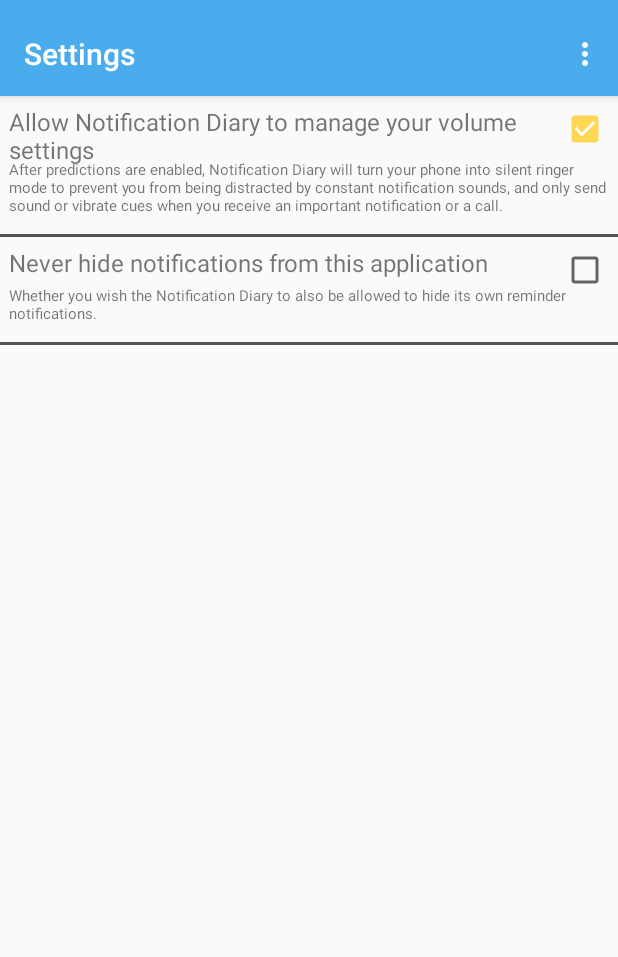
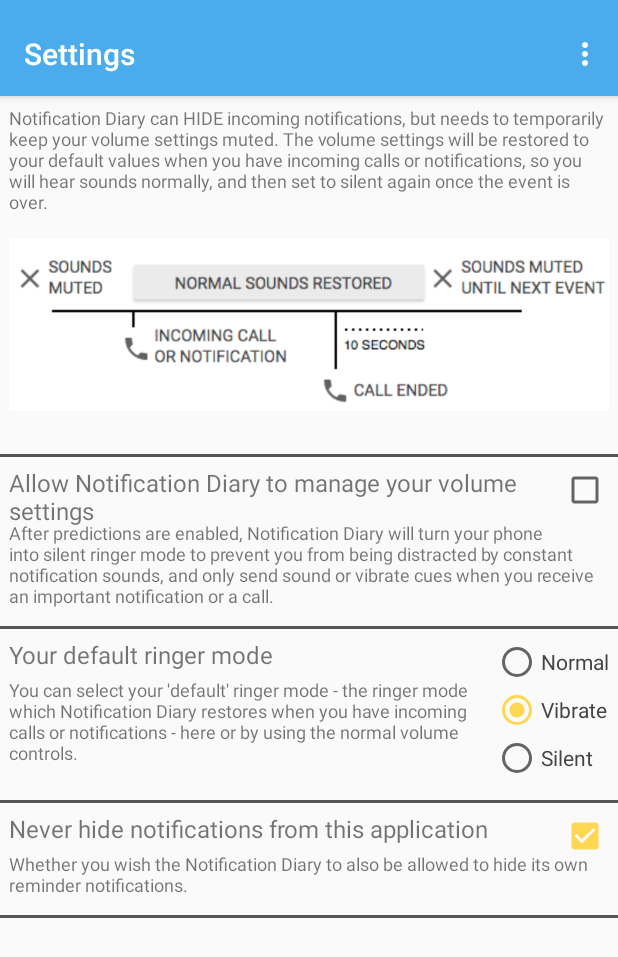
Before and after one commit to akuvisur/notification_diary, an Android app: the MainTabs screen opened directly, with no data from a screen before it, in the options menu, after a tap on "Settings", on a phone screen of 412 x 824 dp. Shown: the top 957 px of the screen. Run offline under Robolectric (Android 15) with nearby library versions, the phone set to English and light mode, and no system bars; libraries missing offline, so code that uses them is left out: com.akexorcist.roundcornerprogressbar; 5 statements that could not run were skipped.

Commit message:
ADded help for sound control and fixed bugs

```diff
--- a/app/build.gradle
+++ b/app/build.gradle
@@ -12,8 +12,8 @@ android {
         applicationId "com.aware.plugin.notificationdiary"
         minSdkVersion 21
         targetSdkVersion 25
-        versionCode 12
-        versionName "chocolate grape"
+        versionCode 13
+        versionName "chocolate lemon"
         multiDexEnabled true
     }
 
--- a/app/src/main/java/com/aware/plugin/notificationdiary/Providers/UnsyncedData.java
+++ b/app/src/main/java/com/aware/plugin/notificationdiary/Providers/UnsyncedData.java
@@ -602,6 +602,7 @@ public class UnsyncedData extends SQLiteOpenHelper {
             cursor.close();
         }
 
+        init();
         database.beginTransaction();
 
         ContentValues values = new ContentValues();
--- a/app/src/main/res/layout/settings.xml
+++ b/app/src/main/res/layout/settings.xml
@@ -1,7 +1,41 @@
 <?xml version="1.0" encoding="utf-8"?>
-<LinearLayout xmlns:android="http://schemas.android.com/apk/res/android"
+<ScrollView xmlns:android="http://schemas.android.com/apk/res/android"
     android:orientation="vertical" android:layout_width="match_parent"
-    android:layout_height="match_parent">
+    android:layout_height="match_parent"
+    android:fadeScrollbars="false"
+    android:scrollbarAlwaysDrawVerticalTrack="true">
+    <LinearLayout
+        android:layout_width="match_parent"
+        android:layout_height="wrap_content"
+        android:orientation="vertical">
+        <LinearLayout
+            android:layout_width="match_parent"
+            android:layout_height="wrap_content"
+            android:orientation="vertical">
+            <LinearLayout
+                android:layout_width="match_parent"
+                android:layout_height="wrap_content"
+                android:padding="6dp"
+                android:layout_marginBottom="6dp"
+                android:orientation="vertical">
+
+                <TextView
+                    android:layout_width="wrap_content"
+                    android:layout_height="wrap_content"
+                    android:textSize="12sp"
+                    android:text="Notification Diary can HIDE incoming notifications, but needs to temporarily keep your volume settings muted. The volume settings will be restored to your default values when you have incoming calls or notifications, so you will hear sounds normally, and then set to silent again once the event is over."/>
+
+                <ImageView
+                    android:layout_width="wrap_content"
+                    android:layout_height="wrap_content"
+                    android:src="@drawable/sound_manager_design"
+                    />
+            </LinearLayout>
+
+            <LinearLayout
+                android:layout_width="match_parent"
+                android:layout_height="2dp"
+                android:background="#555555"></LinearLayout>
 
             <RelativeLayout
                 android:layout_width="match_parent"
@@ -29,7 +63,7 @@
 
                 <TextView
                     android:text="After predictions are enabled, Notification Diary will turn your phone into silent ringer mode to prevent you from being distracted by constant notification sounds, and only send sound or vibrate cues when you receive an important notification or a call."
-            android:textSize="10sp"
+                    android:textSize="12sp"
                     android:layout_marginTop="4dp"
                     android:layout_width="wrap_content"
                     android:layout_height="wrap_content"
@@ -37,6 +71,72 @@
                     android:layout_alignParentStart="true"
                     android:layout_toEndOf="@+id/settings_volume_text"
                     android:id="@+id/textView15" />
+            </RelativeLayout>
+
+
+            <LinearLayout
+                android:layout_width="match_parent"
+                android:layout_height="2dp"
+                android:background="#555555"></LinearLayout>
+
+            <RelativeLayout
+                android:layout_width="match_parent"
+                android:layout_height="wrap_content"
+                android:padding="6dp"
+                android:layout_marginBottom="6dp">
+
+                <TextView
+                    android:layout_width="wrap_content"
+                    android:layout_height="wrap_content"
+                    android:text="Your default ringer mode"
+                    android:id="@+id/settings_ringer_text"
+                    android:layout_alignParentTop="true"
+                    android:layout_alignParentStart="true"
+                    android:layout_toStartOf="@+id/settings_ringer"
+                    android:maxLines="2"
+                    android:ellipsize="end"
+                    android:textSize="16sp"/>
+
+                <RadioGroup
+                    android:layout_width="wrap_content"
+                    android:layout_height="wrap_content"
+                    android:id="@+id/settings_ringer"
+                    android:layout_alignParentTop="true"
+                    android:layout_alignParentEnd="true">
+
+                    <RadioButton
+                        android:layout_width="wrap_content"
+                        android:layout_height="wrap_content"
+                        android:text="Normal"
+                        android:textColor="#444444"
+                        android:id="@+id/ringer_mode_normal"/>
+                    <RadioButton
+                        android:layout_width="wrap_content"
+                        android:layout_height="wrap_content"
+                        android:text="Vibrate"
+                        android:textColor="#444444"
+                        android:id="@+id/ringer_mode_vibrate"/>
+                    <RadioButton
+                        android:layout_width="wrap_content"
+                        android:layout_height="wrap_content"
+                        android:text="Silent"
+                        android:textColor="#444444"
+                        android:id="@+id/ringer_mode_silent"/>
+
+                </RadioGroup>
+
+                <TextView
+                    android:text="You can select your 'default' ringer mode - the ringer mode which Notification Diary restores when you have incoming calls or notifications - here or by using the normal volume controls."
+                    android:textSize="12sp"
+                    android:layout_marginTop="4dp"
+                    android:layout_width="wrap_content"
+                    android:layout_height="wrap_content"
+                    android:layout_below="@+id/settings_ringer_text"
+                    android:layout_alignParentStart="true"
+                    android:layout_toEndOf="@+id/settings_ringer"
+                    android:layout_toStartOf="@+id/settings_ringer"
+                    android:id="@+id/textView177" />
+
             </RelativeLayout>
 
             <LinearLayout
@@ -71,7 +171,7 @@
 
                 <TextView
                     android:text="Whether you wish the Notification Diary to also be allowed to hide its own reminder notifications."
-            android:textSize="10sp"
+                    android:textSize="12sp"
                     android:layout_marginTop="4dp"
                     android:layout_width="wrap_content"
                     android:layout_height="wrap_content"
@@ -91,5 +191,7 @@
                 android:layout_width="match_parent"
                 android:layout_height="wrap_content"
                 android:id="@+id/settings_device_id" />
+        </LinearLayout>
 
     </LinearLayout>
+</ScrollView>
--- a/app/src/main/res/layout/tutorial_page5.xml
+++ b/app/src/main/res/layout/tutorial_page5.xml
@@ -32,4 +32,10 @@ Click next to continue the tutorial or previous to return to previous page."
         android:layout_width="match_parent"
         android:layout_height="wrap_content"
         android:id="@+id/textView98" />
+
+    <ImageView
+        android:layout_width="match_parent"
+        android:layout_height="wrap_content"
+        app:srcCompat="@drawable/sound_manager_design"
+        android:id="@+id/imageView99" />
 </LinearLayout>
```
Also changed, not shown: app/src/main/java/com/aware/plugin/notificationdiary/AppManagement.java (+42 -66 lines), app/src/main/java/com/aware/plugin/notificationdiary/MainTabs.java (+61 -0 lines), app/src/main/java/com/aware/plugin/notificationdiary/NotificationAlarmManager.java (+123 -49 lines), app/src/main/java/com/aware/plugin/notificationdiary/NotificationListener.java (+44 -21 lines), app/src/main/java/com/aware/plugin/notificationdiary/PredictionActivity.java (+9 -1 lines), app/src/main/res/drawable/sound_manager_design.png (added). Lines whose indentation alone changed are shown as unchanged.
